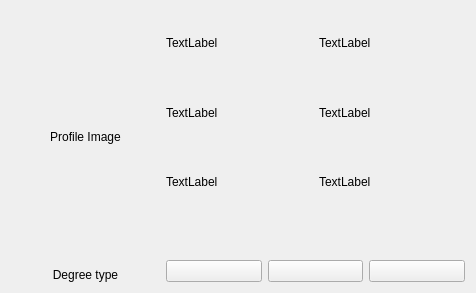
First picture: the form in DesktopAPP/ui/widgets/card_student_info.ui, repository elmhadji/PaperTrailGuard, before the edit.
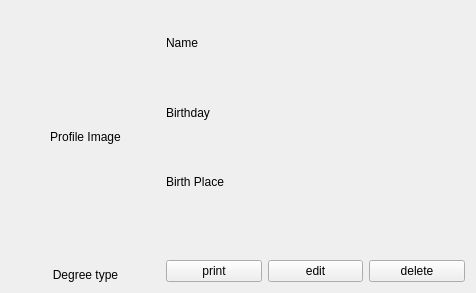
Second picture: the form after the edit.

Commit message: - Rename object name widget - Create student card info controller

```diff
--- a/DesktopAPP/ui/widgets/card_student_info.ui
+++ b/DesktopAPP/ui/widgets/card_student_info.ui
@@ -45,42 +45,42 @@
        <item row="0" column="0">
         <widget class="QLabel" name="label_3">
          <property name="text">
-          <string>TextLabel</string>
+          <string>Name</string>
          </property>
         </widget>
        </item>
        <item row="0" column="1">
         <widget class="QLabel" name="label_6">
          <property name="text">
-          <string>TextLabel</string>
+          <string/>
          </property>
         </widget>
        </item>
        <item row="1" column="0">
         <widget class="QLabel" name="label_4">
          <property name="text">
-          <string>TextLabel</string>
+          <string>Birthday</string>
          </property>
         </widget>
        </item>
        <item row="1" column="1">
         <widget class="QLabel" name="label_7">
          <property name="text">
-          <string>TextLabel</string>
+          <string/>
          </property>
         </widget>
        </item>
        <item row="2" column="0">
         <widget class="QLabel" name="label_5">
          <property name="text">
-          <string>TextLabel</string>
+          <string>Birth Place</string>
          </property>
         </widget>
        </item>
        <item row="2" column="1">
         <widget class="QLabel" name="label_8">
          <property name="text">
-          <string>TextLabel</string>
+          <string/>
          </property>
         </widget>
        </item>
@@ -104,21 +104,21 @@
        <item>
         <widget class="QPushButton" name="pushButton">
          <property name="text">
-          <string/>
+          <string>print</string>
          </property>
         </widget>
        </item>
        <item>
         <widget class="QPushButton" name="pushButton_2">
          <property name="text">
-          <string/>
+          <string>edit</string>
          </property>
         </widget>
        </item>
        <item>
         <widget class="QPushButton" name="pushButton_3">
          <property name="text">
-          <string/>
+          <string>delete</string>
          </property>
         </widget>
        </item>
```
Left out of the diff: 16 changed lines with no effect on the pictures. The commit also changes 2 other files.
